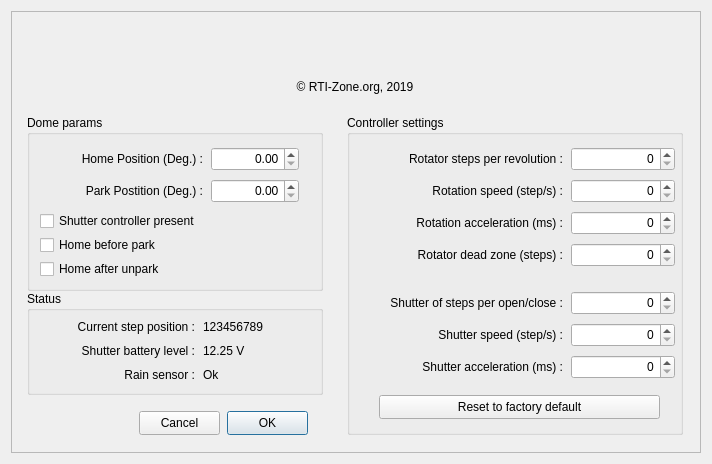
Qt form NexDomeV3.ui (rpineau/NexDomeV3) before a commit.
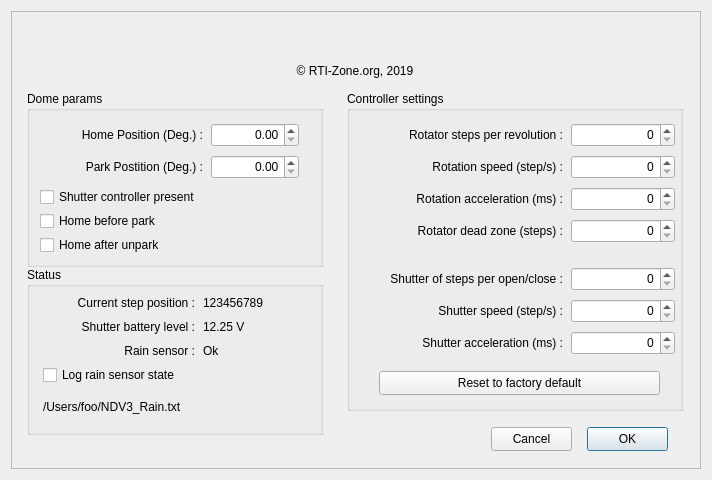
The same form after that commit. Icons and pictures are not drawn. Custom widgets are drawn as their Qt base class.

Commit message: Fix some bugs, added log of rain status to ~/NDV3_Rain.txt

```diff
--- a/NexDomeV3.ui
+++ b/NexDomeV3.ui
@@ -7,19 +7,19 @@
     <x>0</x>
     <y>0</y>
     <width>712</width>
-    <height>464</height>
+    <height>480</height>
    </rect>
   </property>
   <property name="minimumSize">
    <size>
     <width>712</width>
-    <height>464</height>
+    <height>480</height>
    </size>
   </property>
   <property name="maximumSize">
    <size>
     <width>712</width>
-    <height>464</height>
+    <height>480</height>
    </size>
   </property>
   <property name="windowTitle">
@@ -56,7 +56,7 @@
       <property name="geometry">
        <rect>
         <x>16</x>
-        <y>104</y>
+        <y>80</y>
         <width>296</width>
         <height>176</height>
        </rect>
@@ -172,7 +172,7 @@
       <property name="geometry">
        <rect>
         <x>336</x>
-        <y>104</y>
+        <y>80</y>
         <width>336</width>
         <height>320</height>
        </rect>
@@ -421,10 +421,10 @@
      <widget class="QLabel" name="label_logo">
       <property name="geometry">
        <rect>
-        <x>260</x>
+        <x>280</x>
         <y>0</y>
-        <width>168</width>
-        <height>64</height>
+        <width>128</width>
+        <height>44</height>
        </rect>
       </property>
       <property name="text">
@@ -444,7 +444,7 @@
       <property name="geometry">
        <rect>
         <x>260</x>
-        <y>64</y>
+        <y>48</y>
         <width>168</width>
         <height>24</height>
        </rect>
@@ -459,8 +459,8 @@
      <widget class="QPushButton" name="pushButtonCancel">
       <property name="geometry">
        <rect>
-        <x>128</x>
-        <y>400</y>
+        <x>480</x>
+        <y>416</y>
         <width>81</width>
         <height>24</height>
        </rect>
@@ -472,8 +472,8 @@
      <widget class="QPushButton" name="pushButtonOK">
       <property name="geometry">
        <rect>
-        <x>216</x>
-        <y>400</y>
+        <x>576</x>
+        <y>416</y>
         <width>81</width>
         <height>24</height>
        </rect>
@@ -489,9 +489,9 @@
       <property name="geometry">
        <rect>
         <x>16</x>
-        <y>280</y>
+        <y>256</y>
         <width>296</width>
-        <height>104</height>
+        <height>168</height>
        </rect>
       </property>
       <property name="title">
@@ -584,6 +584,32 @@
         <string>123456789</string>
        </property>
       </widget>
+      <widget class="QCheckBox" name="checkBox">
+       <property name="geometry">
+        <rect>
+         <x>16</x>
+         <y>96</y>
+         <width>152</width>
+         <height>24</height>
+        </rect>
+       </property>
+       <property name="text">
+        <string>Log rain sensor state</string>
+       </property>
+      </widget>
+      <widget class="QLabel" name="filePath">
+       <property name="geometry">
+        <rect>
+         <x>16</x>
+         <y>128</y>
+         <width>264</width>
+         <height>24</height>
+        </rect>
+       </property>
+       <property name="text">
+        <string>/Users/foo/NDV3_Rain.txt</string>
+       </property>
+      </widget>
      </widget>
     </widget>
    </item>
```
The commit also changes 5 other files.
